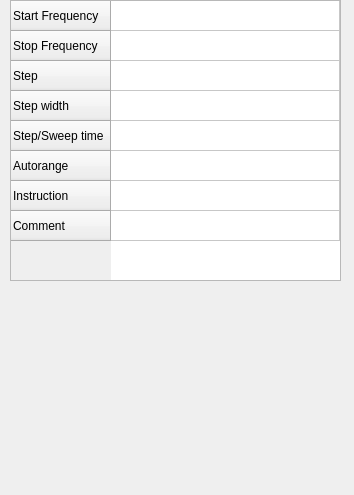
Before: the Qt Designer form Editor/EditorSetting.ui in HenricusRex/TMV3, drawn with Qt 5.
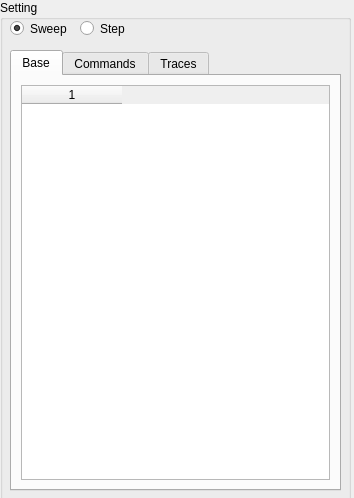
After: the same form once the commit is applied.

```diff
--- a/Editor/EditorSetting.ui
+++ b/Editor/EditorSetting.ui
@@ -7,85 +7,117 @@
     <x>0</x>
     <y>0</y>
     <width>354</width>
-    <height>495</height>
+    <height>498</height>
    </rect>
   </property>
   <property name="windowTitle">
    <string>Edit Setting</string>
   </property>
-  <widget class="QTableWidget" name="tableWidget">
+  <widget class="QGroupBox" name="groupBox">
    <property name="geometry">
     <rect>
-     <x>10</x>
+     <x>0</x>
      <y>0</y>
-     <width>331</width>
-     <height>281</height>
+     <width>351</width>
+     <height>531</height>
     </rect>
    </property>
-   <attribute name="horizontalHeaderVisible">
+   <property name="title">
+    <string>Setting</string>
+   </property>
+   <property name="flat">
     <bool>false</bool>
-   </attribute>
-   <attribute name="horizontalHeaderStretchLastSection">
-    <bool>true</bool>
-   </attribute>
-   <attribute name="verticalHeaderVisible">
-    <bool>true</bool>
-   </attribute>
-   <row>
-    <property name="text">
-     <string>Start Frequency</string>
+   </property>
+   <property name="checkable">
+    <bool>false</bool>
+   </property>
+   <widget class="QTabWidget" name="tabWidget">
+    <property name="geometry">
+     <rect>
+      <x>10</x>
+      <y>50</y>
+      <width>331</width>
+      <height>441</height>
+     </rect>
     </property>
-   </row>
-   <row>
+    <property name="currentIndex">
+     <number>0</number>
+    </property>
+    <widget class="QWidget" name="Base">
+     <attribute name="title">
+      <string>Base</string>
+     </attribute>
+     <layout class="QGridLayout" name="gridLayout_2">
+      <item row="0" column="0">
+       <widget class="QTableWidget" name="tableWidget_2">
+        <property name="columnCount">
+         <number>1</number>
+        </property>
+        <column/>
+       </widget>
+      </item>
+     </layout>
+    </widget>
+    <widget class="QWidget" name="Commands">
+     <attribute name="title">
+      <string>Commands</string>
+     </attribute>
+     <layout class="QGridLayout" name="gridLayout">
+      <item row="0" column="0">
+       <widget class="QTableWidget" name="tableWidget_3">
+        <property name="columnCount">
+         <number>1</number>
+        </property>
+        <column/>
+       </widget>
+      </item>
+     </layout>
+    </widget>
+    <widget class="QWidget" name="Traces">
+     <attribute name="title">
+      <string>Traces</string>
+     </attribute>
+     <layout class="QGridLayout" name="gridLayout_3">
+      <item row="0" column="0">
+       <widget class="QTableWidget" name="tableWidget">
+        <property name="columnCount">
+         <number>1</number>
+        </property>
+        <column/>
+       </widget>
+      </item>
+     </layout>
+    </widget>
+   </widget>
+   <widget class="QRadioButton" name="radioButton">
+    <property name="geometry">
+     <rect>
+      <x>10</x>
+      <y>20</y>
+      <width>82</width>
+      <height>17</height>
+     </rect>
+    </property>
     <property name="text">
-     <string>Stop Frequency</string>
+     <string>Sweep</string>
     </property>
-   </row>
-   <row>
+    <property name="checked">
+     <bool>true</bool>
+    </property>
+   </widget>
+   <widget class="QRadioButton" name="radioButton_2">
+    <property name="geometry">
+     <rect>
+      <x>80</x>
+      <y>20</y>
+      <width>82</width>
+      <height>17</height>
+     </rect>
+    </property>
     <property name="text">
      <string>Step</string>
     </property>
-   </row>
-   <row>
-    <property name="text">
-     <string>Step width</string>
-    </property>
-   </row>
-   <row>
-    <property name="text">
-     <string>Step/Sweep time</string>
-    </property>
-   </row>
-   <row>
-    <property name="text">
-     <string>Autorange</string>
-    </property>
-   </row>
-   <row>
-    <property name="text">
-     <string>Instruction</string>
-    </property>
-   </row>
-   <row>
-    <property name="text">
-     <string>Comment</string>
-    </property>
-   </row>
-   <column>
-    <property name="text">
-     <string>item</string>
-    </property>
-   </column>
-   <item row="0" column="0">
-    <property name="text">
-     <string/>
-    </property>
-   </item>
-   <item row="1" column="0">
-    <property name="text">
-     <string/>
-    </property>
-   </item>
+   </widget>
   </widget>
  </widget>
  <resources/>
```
